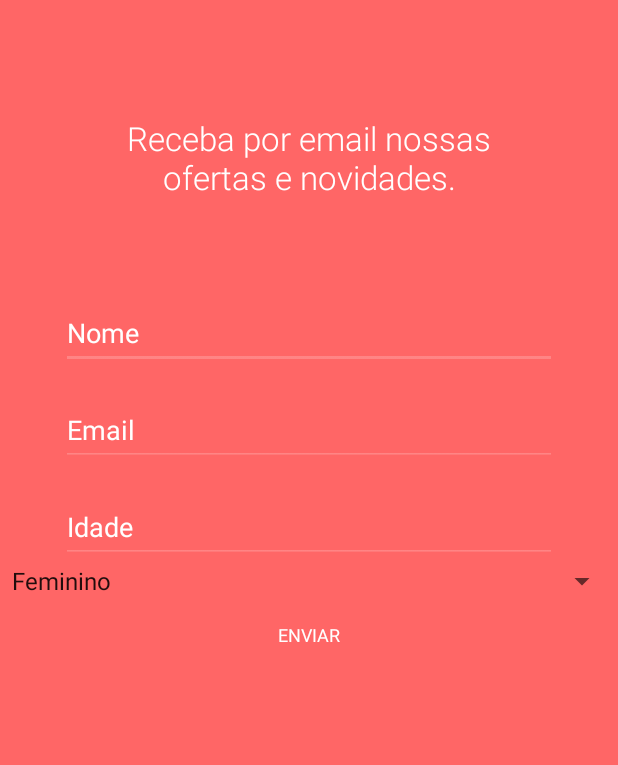
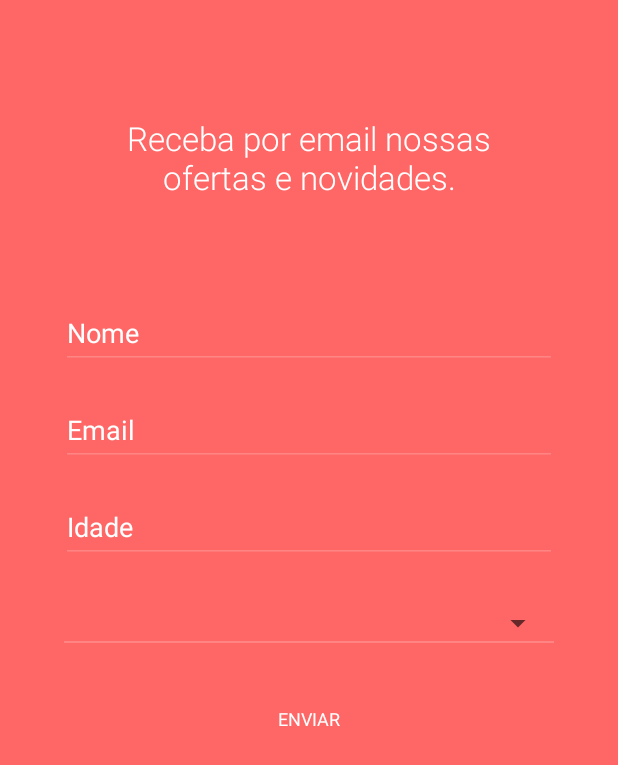
Before and after one commit to paulo-sodet/tela_email, an Android app: the layout fragment_main.xml on its own in the app's theme, with its tools: preview values and no code run, on a phone screen of 412 x 824 dp. Shown: the top 765 px of the screen. Run offline under Robolectric (Android 15) with nearby library versions, the phone set to English and light mode, and no system bars.

Commit message:
Need Close button and spinner style

```diff
--- a/app/src/main/java/com/example/sdt/myapplication/MainActivity.java
+++ b/app/src/main/java/com/example/sdt/myapplication/MainActivity.java
@@ -13,7 +13,6 @@ public class MainActivity extends ActionBarActivity {
         super.onCreate(savedInstanceState);
         setContentView(R.layout.activity_main);
     }
-
 
     @Override
     public boolean onCreateOptionsMenu(Menu menu) {
@@ -33,7 +32,6 @@ public class MainActivity extends ActionBarActivity {
         if (id == R.id.action_settings) {
             return true;
         }
-
         return super.onOptionsItemSelected(item);
     }
 }
--- a/app/src/main/res/drawable/button_custom.xml
+++ b/app/src/main/res/drawable/button_custom.xml
@@ -2,6 +2,5 @@
 <selector xmlns:android="http://schemas.android.com/apk/res/android">
     <item android:drawable="@drawable/button_pressed" android:state_pressed="true" />
     <item android:drawable="@drawable/button_default" />
-
     <!--<item android:drawable="@drawable/button_focused" android:state_focused="true" />-->
 </selector>
--- a/app/src/main/res/layout/fragment_main.xml
+++ b/app/src/main/res/layout/fragment_main.xml
@@ -1,7 +1,14 @@
-<LinearLayout xmlns:android="http://schemas.android.com/apk/res/android"
-    xmlns:tools="http://schemas.android.com/tools" android:layout_width="match_parent"
+<ScrollView
+    android:layout_height="match_parent"
+    android:layout_width="match_parent"
+    xmlns:android="http://schemas.android.com/apk/res/android" xmlns:tools="http://schemas.android.com/tools"
+    android:background="@color/red"
+    android:fillViewport="true">
+
+<RelativeLayout android:layout_width="match_parent"
     android:layout_height="match_parent"  tools:context=".MainActivityFragment"
-    android:orientation="vertical" android:gravity="center_horizontal" android:background="@color/red">
+    android:orientation="vertical" android:gravity="center_horizontal"
+    android:focusable="true" android:focusableInTouchMode="true">
 
 
     <TextView
@@ -13,9 +20,13 @@
         android:textSize="@dimen/abc_text_size_large_material"
         android:textColor="@color/white"
         android:gravity="center_vertical|center_horizontal"
-        android:paddingLeft="70dp"
-        android:paddingRight="70dp"
-        android:paddingTop="77.3dp" />
+        android:paddingLeft="50dp"
+        android:paddingRight="50dp"
+        android:paddingTop="77.3dp"
+        android:layout_alignParentLeft="true"
+        android:layout_marginLeft="0dp"
+        android:layout_alignParentTop="true"
+        android:layout_marginTop="0dp" />
 
     <EditText
         android:layout_width="match_parent"
@@ -29,6 +40,9 @@
         android:id="@+id/editText"
         android:paddingTop="76.6dp"
         android:paddingBottom="12dp"
+        android:layout_below="@+id/title"
+        android:layout_alignParentLeft="true"
+        android:layout_alignParentStart="true"
         android:layout_marginLeft="40.6dp"
         android:layout_marginRight="40.6dp" />
 
@@ -43,9 +57,12 @@
         android:hint="Email"
         android:paddingBottom="12dp"
         android:paddingTop="28dp"
+        android:textSize="@dimen/abc_text_size_medium_material"
+        android:layout_below="@+id/editText"
+        android:layout_alignParentLeft="true"
+        android:layout_alignParentStart="true"
         android:layout_marginLeft="40.6dp"
-        android:layout_marginRight="40.6dp"
-        android:textSize="@dimen/abc_text_size_medium_material" />
+        android:layout_marginRight="40.6dp" />
 
     <EditText
         android:layout_width="match_parent"
@@ -55,23 +72,38 @@
         android:id="@+id/idade"
         android:textColor="@color/white"
         android:hint="Idade"
-
         android:theme="@style/MyEditTextTheme"
         android:paddingBottom="12dp"
         android:paddingTop="28dp"
+        android:textSize="@dimen/abc_text_size_medium_material"
+        android:layout_below="@+id/email"
+        android:layout_alignParentLeft="true"
+        android:layout_alignParentStart="true"
         android:layout_marginLeft="40.6dp"
         android:layout_marginRight="40.6dp"
-
-        android:textSize="@dimen/abc_text_size_medium_material" />
+        android:layout_marginBottom="28dp" />
 
 
     <Spinner
-        android:layout_width="match_parent"
+        android:layout_width="fill_parent"
         android:layout_height="wrap_content"
         android:id="@+id/spinner"
-        android:prompt="@string/prompt"
-        android:entries="@array/sexo"
-        android:spinnerMode="dropdown" />
+        android:paddingBottom="12dp"
+        android:dropDownWidth="match_parent"
+        android:layout_below="@+id/idade"
+        android:layout_alignParentLeft="true"
+        android:layout_alignParentStart="true"
+        android:layout_marginLeft="42.6dp"
+        android:layout_marginRight="42.6dp" />
+
+    <View style="@style/Divider"
+        android:layout_below="@+id/spinner"
+        android:layout_alignParentLeft="true"
+        android:layout_alignParentStart="true"
+        android:layout_marginLeft="42.6dp"
+        android:layout_marginRight="42.6dp"
+        android:id="@+id/view" />
+
 
     <Button
         android:layout_width="match_parent"
@@ -80,11 +112,14 @@
         android:textSize="12dp"
         android:id="@+id/button"
         android:textColor="@color/white"
-        android:layout_marginLeft="38dp"
-        android:layout_marginRight="38dp"
         android:background="@drawable/button_custom"
-        android:paddingTop="12.67dp"
-        android:paddingBottom="12.67dp"
-        android:fontFamily="sans-serif"/>
+        android:fontFamily="sans-serif"
+        android:layout_alignTop="@+id/view"
+        android:layout_centerHorizontal="true"
+        android:layout_marginLeft="42.6dp"
+        android:layout_marginRight="42.6dp"
+        android:layout_marginTop="28dp"
+        android:layout_marginBottom="40dp" />
 
-</LinearLayout>
+</RelativeLayout>
+</ScrollView>
--- a/app/src/main/res/values/styles.xml
+++ b/app/src/main/res/values/styles.xml
@@ -1,7 +1,7 @@
 <resources>
 
     <!-- Base application theme. -->
-    <style name="AppTheme" parent="Theme.AppCompat.Light.DarkActionBar">
+    <style name="AppTheme" parent="Theme.AppCompat.Light.NoActionBar">
         <!-- Customize your theme here. -->
     </style>
 
@@ -12,4 +12,18 @@
         <!-- colorControlActivated & colorControlHighlight use the colorAccent color by default -->
     </style>
 
+    <style name="spinnerLayout" parent="Theme.AppCompat.Light">
+        <item name="android:background">?android:selectableItemBackground</item>
+        <item name="android:dropDownSelector">?android:selectableItemBackground</item>
+        <item name="overlapAnchor">true</item>
+        <item name="colorControlNormal">#33ffffff</item>
+    </style>
+
+    <style name="Divider">
+        <item name="android:layout_width">match_parent</item>
+        <item name="android:layout_height">1dp</item>
+        <item name="android:background">#33ffffff</item>
+    </style>
+
+
 </resources>
```
Also changed, not shown: app/src/main/java/com/example/sdt/myapplication/MainActivityFragment.java (+16 -1 lines), app/src/main/res/layout/spinner_item_actionbar.xml (added, +9 -0 lines), app/src/main/res/layout/spinner_item_dropdown.xml (added, +29 -0 lines), app/src/main/res/drawable/spinner_triangle.png (added).
